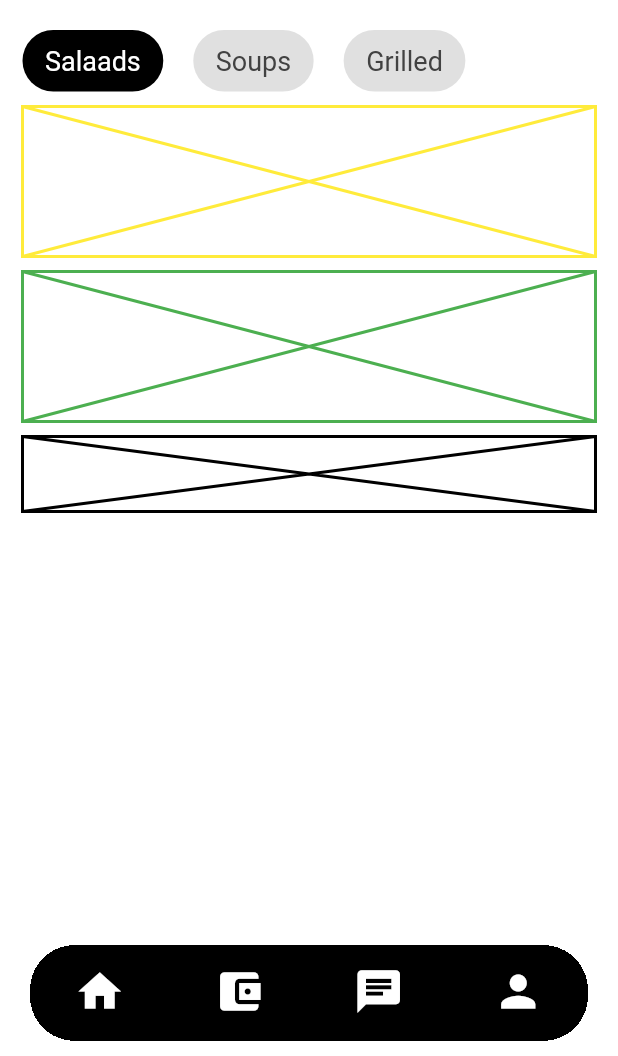
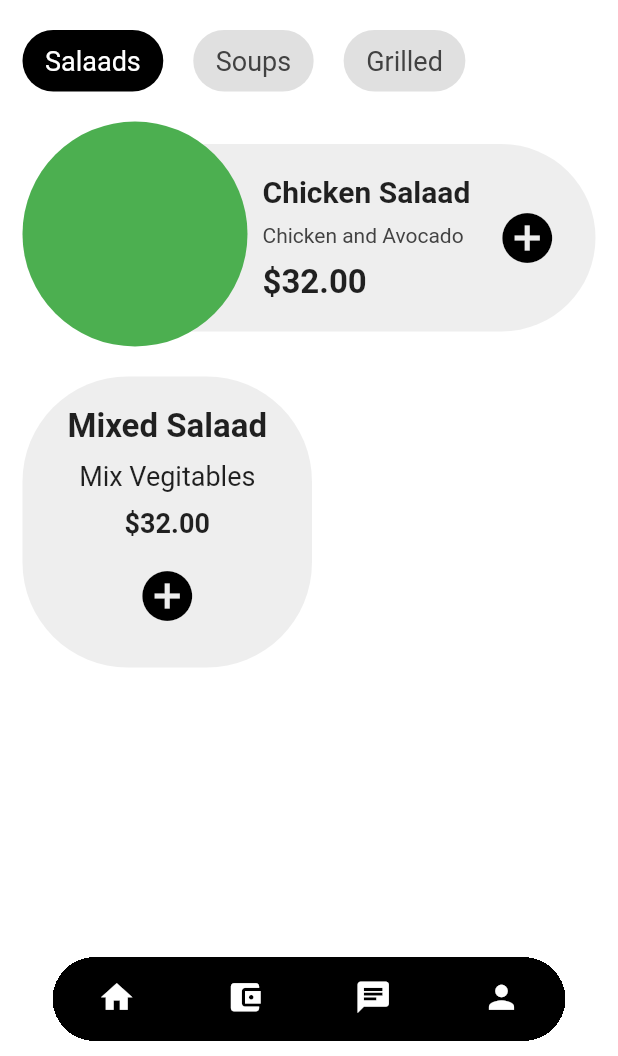
Before and after one commit to codingbbq/flutter_food_app, a Flutter app: the screen it shows after launch, on a phone screen of 412 x 824 dp, the part 180-1236 px from its top. Run offline on Flutter 3.47's test engine with Material 2 defaults, Android fonts, the phone set to English and light mode, and no system bars.

Commit message:
Selected Dish and Dish items for the food app - Used stack widget

```diff
--- a/lib/pages/home.dart
+++ b/lib/pages/home.dart
@@ -1,6 +1,9 @@
 // Food App Home Page
 
 import 'package:flutter/material.dart';
+import 'package:flutter_food_app/utils/HomePageTitle.dart';
+import 'package:flutter_food_app/utils/ListOfDishes.dart';
+import 'package:flutter_food_app/utils/SelectedDish.dart';
 import 'package:flutter_food_app/utils/tags.dart';
 
 class Home extends StatelessWidget {
@@ -27,17 +30,17 @@ class Home extends StatelessWidget {
       ),
       bottomNavigationBar: Container(
         padding: EdgeInsets.symmetric(
-          horizontal: 20.0,
+          horizontal: 35.0,
           vertical: 10.0,
         ),
         color: Colors.white,
         child: ClipRRect(
           clipBehavior: Clip.hardEdge,
-          borderRadius: BorderRadius.all(Radius.circular(30.0)),
+          borderRadius: BorderRadius.all(Radius.circular(35.0)),
           child: BottomNavigationBar(
             showSelectedLabels: false,
             showUnselectedLabels: false,
-            iconSize: 34,
+            iconSize: 25,
             selectedItemColor: Colors.white,
             unselectedItemColor: Colors.white,
             backgroundColor: Colors.black,
@@ -80,57 +83,25 @@ class Home extends StatelessWidget {
             children: [
               SizedBox(height: 10.0),
               // For Title and Subtitle
-              Column(
-                crossAxisAlignment: CrossAxisAlignment.start,
-                children: [
-                  Text(
-                    "Delicious Salads",
-                    style: TextStyle(
-                      fontSize: 30.0,
-                      fontWeight: FontWeight.bold,
-                    ),
-                  ),
-                  Text(
-                    "We make fresh and healthy food",
-                    style: TextStyle(
-                      fontSize: 16.0,
-                      fontWeight: FontWeight.normal,
-                    ),
-                  )
-                ],
-              ),
+              HomePageTitle(),
+
               SizedBox(height: 10.0),
               // For Tags
               Tags(),
 
               SizedBox(
-                height: 10.0,
+                height: 20.0,
               ),
 
               // For Dish of the Day
-              Placeholder(
-                fallbackHeight: 100,
-                color: Colors.yellow,
-              ),
+              SelectedDish(),
+
               SizedBox(
-                height: 10.0,
+                height: 20.0,
               ),
 
               // For Horizontal scrolling Menu items
-              Placeholder(
-                fallbackHeight: 100,
-                color: Colors.green,
-              ),
-
-              SizedBox(
-                height: 10.0,
-              ),
-
-              // For Floating Navigation Menu at bottom
-              Placeholder(
-                fallbackHeight: 50,
-                color: Colors.black,
-              )
+              ListOfDishes(),
             ],
           ),
         ),
--- /dev/null
+++ b/lib/utils/HomePageTitle.dart
@@ -0,0 +1,26 @@
+import 'package:flutter/material.dart';
+
+class HomePageTitle extends StatelessWidget {
+  @override
+  Widget build(BuildContext context) {
+    return Column(
+      crossAxisAlignment: CrossAxisAlignment.start,
+      children: [
+        Text(
+          "Delicious Salads",
+          style: TextStyle(
+            fontSize: 30.0,
+            fontWeight: FontWeight.bold,
+          ),
+        ),
+        Text(
+          "We make fresh and healthy food",
+          style: TextStyle(
+            fontSize: 16.0,
+            fontWeight: FontWeight.normal,
+          ),
+        )
+      ],
+    );
+  }
+}
--- /dev/null
+++ b/lib/utils/ListOfDishes.dart
@@ -0,0 +1,64 @@
+import 'package:flutter/material.dart';
+
+class ListOfDishes extends StatelessWidget {
+  @override
+  Widget build(BuildContext context) {
+    return Container(
+      child: SingleChildScrollView(
+        scrollDirection: Axis.horizontal,
+        child: Row(
+          children: [
+            Container(
+              margin: EdgeInsets.only(
+                right: 20.0,
+              ),
+              padding: EdgeInsets.symmetric(
+                vertical: 20.0,
+                horizontal: 30.0,
+              ),
+              decoration: BoxDecoration(
+                color: Colors.grey[200],
+                borderRadius: BorderRadius.circular(70.0),
+              ),
+              child: Column(
+                children: [
+                  Text(
+                    "Mixed Salaad",
+                    style: TextStyle(
+                      fontWeight: FontWeight.bold,
+                      fontSize: 22.0,
+                    ),
+                  ),
+                  SizedBox(height: 10.0),
+                  Text(
+                    "Mix Vegitables",
+                    style: TextStyle(
+                      fontSize: 18.0,
+                    ),
+                  ),
+                  SizedBox(height: 10.0),
+                  Text(
+                    r"$32.00",
+                    style: TextStyle(
+                      fontSize: 18.0,
+                      fontWeight: FontWeight.bold,
+                    ),
+                  ),
+                  SizedBox(height: 10.0),
+                  IconButton(
+                    iconSize: 40.0,
+                    onPressed: () {},
+                    icon: Icon(
+                      Icons.add_circle,
+                      color: Colors.black,
+                    ),
+                  )
+                ],
+              ),
+            )
+          ],
+        ),
+      ),
+    );
+  }
+}
--- /dev/null
+++ b/lib/utils/SelectedDish.dart
@@ -0,0 +1,76 @@
+import 'package:flutter/material.dart';
+
+class SelectedDish extends StatelessWidget {
+  @override
+  Widget build(BuildContext context) {
+    return Stack(
+      children: [
+        Container(
+          margin: EdgeInsets.only(
+            top: 15.0,
+          ),
+          padding: EdgeInsets.fromLTRB(160, 20, 10, 20),
+          decoration: BoxDecoration(
+            color: Colors.grey[200],
+            borderRadius: BorderRadius.circular(70.0),
+          ),
+          child: Row(
+            children: [
+              Column(
+                mainAxisAlignment: MainAxisAlignment.start,
+                crossAxisAlignment: CrossAxisAlignment.start,
+                children: [
+                  Text(
+                    "Chicken Salaad",
+                    style: TextStyle(
+                      fontSize: 20.0,
+                      fontWeight: FontWeight.bold,
+                    ),
+                  ),
+                  SizedBox(
+                    height: 10.0,
+                  ),
+                  Text(
+                    "Chicken and Avocado",
+                    style: TextStyle(
+                      color: Colors.grey[800],
+                    ),
+                  ),
+                  SizedBox(
+                    height: 10.0,
+                  ),
+                  Text(
+                    r"$32.00",
+                    style: TextStyle(
+                      fontSize: 22.0,
+                      fontWeight: FontWeight.bold,
+                    ),
+                  )
+                ],
+              ),
+              SizedBox(
+                width: 10.0,
+              ),
+              IconButton(
+                iconSize: 40.0,
+                icon: Icon(
+                  Icons.add_circle,
+                ),
+                color: Colors.black,
+                onPressed: () {},
+              )
+            ],
+          ),
+        ),
+        Container(
+          width: 150,
+          height: 150,
+          decoration: BoxDecoration(
+            borderRadius: BorderRadius.circular(150.0),
+            color: Colors.green,
+          ),
+        ),
+      ],
+    );
+  }
+}
```
